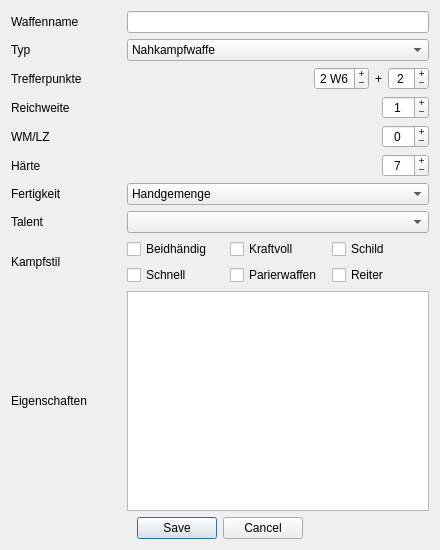
First picture: the form in UI/DatenbankEditWaffe.ui, repository Aeolitus/Sephrasto, before the edit.
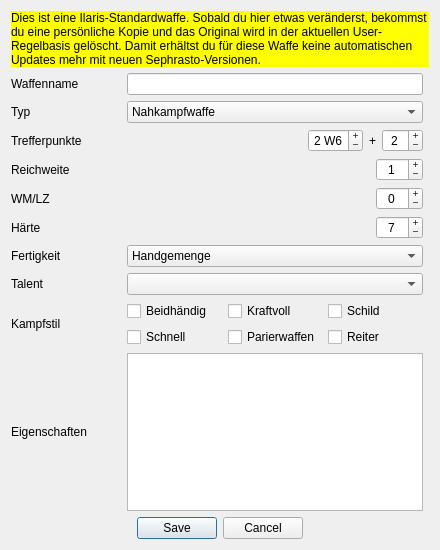
Second picture: the form after the edit.

Commit message: Added an invisible label to the top of  the database edit panels that can be used later to show warnings. Looks like a lot of more changes because all the row numbers had to be updated and qt creator moved stuff around.

What changed in the file:
```diff
--- a/UI/DatenbankEditWaffe.ui
+++ b/UI/DatenbankEditWaffe.ui
@@ -19,14 +19,7 @@
   <layout class="QGridLayout" name="gridLayout_2">
    <item row="0" column="0">
     <layout class="QGridLayout" name="gridLayout">
-     <item row="5" column="0">
-      <widget class="QLabel" name="label_9">
-       <property name="text">
-        <string>Härte</string>
-       </property>
-      </widget>
-     </item>
-     <item row="5" column="1">
+     <item row="6" column="1">
       <layout class="QHBoxLayout" name="horizontalLayout_6">
        <item>
         <spacer name="horizontalSpacer_4">
@@ -62,40 +55,14 @@
        </item>
       </layout>
      </item>
-     <item row="3" column="1">
-      <layout class="QHBoxLayout" name="horizontalLayout_4">
-       <item>
-        <spacer name="horizontalSpacer_2">
-         <property name="orientation">
-          <enum>Qt::Horizontal</enum>
-         </property>
-         <property name="sizeHint" stdset="0">
-          <size>
-           <width>40</width>
-           <height>20</height>
-          </size>
-         </property>
-        </spacer>
-       </item>
-       <item>
-        <widget class="QSpinBox" name="spinRW1">
-         <property name="alignment">
-          <set>Qt::AlignCenter</set>
-         </property>
-         <property name="buttonSymbols">
-          <enum>QAbstractSpinBox::PlusMinus</enum>
-         </property>
-         <property name="maximum">
-          <number>999</number>
-         </property>
-         <property name="value">
-          <number>1</number>
-         </property>
-        </widget>
-       </item>
-      </layout>
+     <item row="6" column="0">
+      <widget class="QLabel" name="label_9">
+       <property name="text">
+        <string>Härte</string>
+       </property>
+      </widget>
      </item>
-     <item row="3" column="0">
+     <item row="4" column="0">
       <widget class="QLabel" name="label_4">
        <property name="minimumSize">
         <size>
@@ -108,10 +75,7 @@
        </property>
       </widget>
      </item>
-     <item row="0" column="1">
-      <widget class="QLineEdit" name="nameEdit"/>
-     </item>
-     <item row="1" column="1">
+     <item row="2" column="1">
       <layout class="QHBoxLayout" name="horizontalLayout_2">
        <item>
         <widget class="QComboBox" name="comboTyp">
@@ -129,42 +93,78 @@
        </item>
       </layout>
      </item>
-     <item row="4" column="0">
-      <widget class="QLabel" name="labelWMLZ">
+     <item row="4" column="1">
+      <layout class="QHBoxLayout" name="horizontalLayout_4">
+       <item>
+        <spacer name="horizontalSpacer_2">
+         <property name="orientation">
+          <enum>Qt::Horizontal</enum>
+         </property>
+         <property name="sizeHint" stdset="0">
+          <size>
+           <width>40</width>
+           <height>20</height>
+          </size>
+         </property>
+        </spacer>
+       </item>
+       <item>
+        <widget class="QSpinBox" name="spinRW1">
+         <property name="alignment">
+          <set>Qt::AlignCenter</set>
+         </property>
+         <property name="buttonSymbols">
+          <enum>QAbstractSpinBox::PlusMinus</enum>
+         </property>
+         <property name="maximum">
+          <number>999</number>
+         </property>
+         <property name="value">
+          <number>1</number>
+         </property>
+        </widget>
+       </item>
+      </layout>
+     </item>
+     <item row="1" column="1">
+      <widget class="QLineEdit" name="nameEdit"/>
+     </item>
+     <item row="1" column="0">
+      <widget class="QLabel" name="label">
        <property name="text">
-        <string>WM/LZ</string>
+        <string>Waffenname</string>
        </property>
       </widget>
      </item>
-     <item row="9" column="0">
+     <item row="10" column="0">
       <widget class="QLabel" name="label_5">
        <property name="text">
         <string>Eigenschaften</string>
        </property>
       </widget>
      </item>
+     <item row="5" column="0">
+      <widget class="QLabel" name="labelWMLZ">
+       <property name="text">
+        <string>WM/LZ</string>
+       </property>
+      </widget>
+     </item>
      <item row="2" column="0">
-      <widget class="QLabel" name="label_3">
-       <property name="text">
-        <string>Trefferpunkte</string>
-       </property>
-      </widget>
-     </item>
-     <item row="1" column="0">
       <widget class="QLabel" name="label_2">
        <property name="text">
         <string>Typ</string>
        </property>
       </widget>
      </item>
-     <item row="0" column="0">
-      <widget class="QLabel" name="label">
+     <item row="3" column="0">
+      <widget class="QLabel" name="label_3">
        <property name="text">
-        <string>Waffenname</string>
+        <string>Trefferpunkte</string>
        </property>
       </widget>
      </item>
-     <item row="4" column="1">
+     <item row="5" column="1">
       <layout class="QHBoxLayout" name="horizontalLayout_3">
        <item>
         <layout class="QHBoxLayout" name="horizontalLayout_5">
@@ -201,7 +201,24 @@
        </item>
       </layout>
      </item>
-     <item row="2" column="1">
+     <item row="10" column="1">
+      <widget class="QPlainTextEdit" name="textEigenschaften">
+       <property name="sizePolicy">
+        <sizepolicy hsizetype="Preferred" vsizetype="Preferred">
+         <horstretch>0</horstretch>
+         <verstretch>0</verstretch>
+        </sizepolicy>
+       </property>
+      </widget>
+     </item>
+     <item row="7" column="0">
+      <widget class="QLabel" name="label_6">
+       <property name="text">
+        <string>Fertigkeit</string>
+       </property>
+      </widget>
+     </item>
+     <item row="3" column="1">
       <layout class="QHBoxLayout" name="horizontalLayout">
        <item>
         <spacer name="horizontalSpacer">
@@ -263,31 +280,17 @@
        </item>
       </layout>
      </item>
-     <item row="9" column="1">
-      <widget class="QPlainTextEdit" name="textEigenschaften">
-       <property name="sizePolicy">
-        <sizepolicy hsizetype="Preferred" vsizetype="Preferred">
-         <horstretch>0</horstretch>
-         <verstretch>0</verstretch>
-        </sizepolicy>
-       </property>
-      </widget>
-     </item>
-     <item row="6" column="0">
-      <widget class="QLabel" name="label_6">
-       <property name="text">
-        <string>Fertigkeit</string>
-       </property>
-      </widget>
-     </item>
-     <item row="7" column="0">
+     <item row="8" column="0">
       <widget class="QLabel" name="label_8">
        <property name="text">
         <string>Talent</string>
        </property>
       </widget>
      </item>
-     <item row="8" column="0">
+     <item row="8" column="1">
+      <widget class="QComboBox" name="comboTalent"/>
+     </item>
+     <item row="9" column="0">
       <widget class="QLabel" name="label_10">
        <property name="text">
         <string>Kampfstil</string>
@@ -295,9 +298,6 @@
       </widget>
      </item>
      <item row="7" column="1">
-      <widget class="QComboBox" name="comboTalent"/>
-     </item>
-     <item row="6" column="1">
       <widget class="QComboBox" name="comboFert">
        <item>
         <property name="text">
@@ -341,7 +341,7 @@
        </item>
       </widget>
      </item>
-     <item row="8" column="1">
+     <item row="9" column="1">
       <layout class="QGridLayout" name="gridLayout_3">
        <item row="1" column="1">
         <widget class="QCheckBox" name="checkKraft">
@@ -387,6 +387,22 @@
        </item>
       </layout>
      </item>
+     <item row="0" column="0" colspan="3">
+      <widget class="QLabel" name="warning">
+       <property name="styleSheet">
+        <string notr="true">background-color: rgb(255, 255, 0);</string>
+       </property>
+       <property name="text">
+        <string>Dies ist eine Ilaris-Standardwaffe. Sobald du hier etwas veränderst, bekommst du eine persönliche Kopie und das Original wird in der aktuellen User-Regelbasis gelöscht. Damit erhältst du für diese Waffe keine automatischen Updates mehr mit neuen Sephrasto-Versionen.</string>
+       </property>
+       <property name="wordWrap">
+        <bool>true</bool>
+       </property>
+	   <property name="visible">
+	    <bool>False</bool>
+	   </property>
+      </widget>
+     </item>
     </layout>
    </item>
    <item row="1" column="0">
```
The commit also changes 7 other files.
